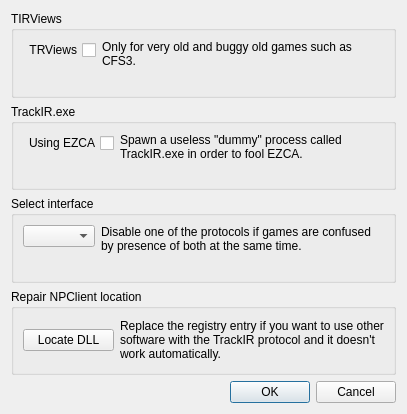
Qt form ftnoir_protocol_ft/ftnoir_ftcontrols.ui (opentrack/opentrack) before a commit.
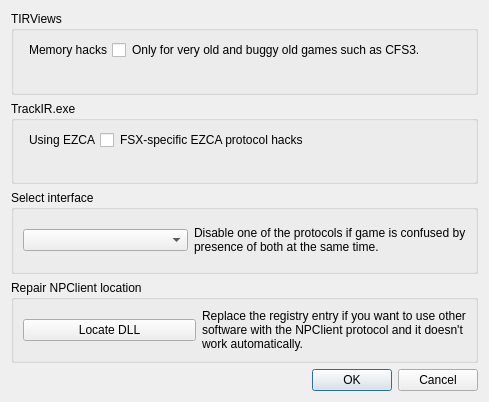
The same form after that commit. Icons and pictures are not drawn.

The edit to the form file:
```diff
--- a/ftnoir_protocol_ft/ftnoir_ftcontrols.ui
+++ b/ftnoir_protocol_ft/ftnoir_ftcontrols.ui
@@ -12,8 +12,8 @@
    <rect>
     <x>0</x>
     <y>0</y>
-    <width>407</width>
-    <height>414</height>
+    <width>489</width>
+    <height>402</height>
    </rect>
   </property>
   <property name="sizePolicy">
@@ -66,7 +66,7 @@
          <enum>Qt::RightToLeft</enum>
         </property>
         <property name="text">
-         <string>TRViews</string>
+         <string>Memory hacks</string>
         </property>
        </widget>
       </item>
@@ -120,7 +120,7 @@
       <item row="0" column="1">
        <widget class="QLabel" name="label">
         <property name="text">
-         <string>Spawn a useless &quot;dummy&quot; process called TrackIR.exe in order to fool EZCA.</string>
+         <string>FSX-specific EZCA protocol hacks</string>
         </property>
         <property name="wordWrap">
          <bool>true</bool>
@@ -147,17 +147,14 @@
      <property name="flat">
       <bool>false</bool>
      </property>
-     <layout class="QFormLayout" name="formLayout_4">
-      <property name="fieldGrowthPolicy">
-       <enum>QFormLayout::ExpandingFieldsGrow</enum>
-      </property>
+     <layout class="QGridLayout" name="gridLayout_3">
       <item row="0" column="0">
        <widget class="QComboBox" name="cbxSelectInterface"/>
       </item>
       <item row="0" column="1">
        <widget class="QLabel" name="label_8">
         <property name="text">
-         <string>Disable one of the protocols if games are confused by presence of both at the same time.</string>
+         <string>Disable one of the protocols if game is confused by presence of both at the same time.</string>
         </property>
         <property name="wordWrap">
          <bool>true</bool>
@@ -195,7 +192,7 @@
       <item row="0" column="1">
        <widget class="QLabel" name="label_10">
         <property name="text">
-         <string>Replace the registry entry if you want to use other software with the TrackIR protocol and it doesn't work automatically.</string>
+         <string>Replace the registry entry if you want to use other software with the NPClient protocol and it doesn't work automatically.</string>
         </property>
         <property name="wordWrap">
          <bool>true</bool>
```
